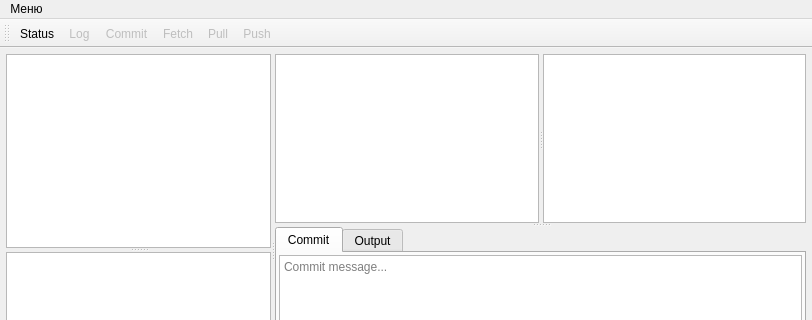
Before: the Qt Designer form mainwindow.ui in CJayM/GitKeeper, drawn with Qt 5; both pictures show x 0 to 812 and y 0 to 320 of the 812 by 470 pixel window.
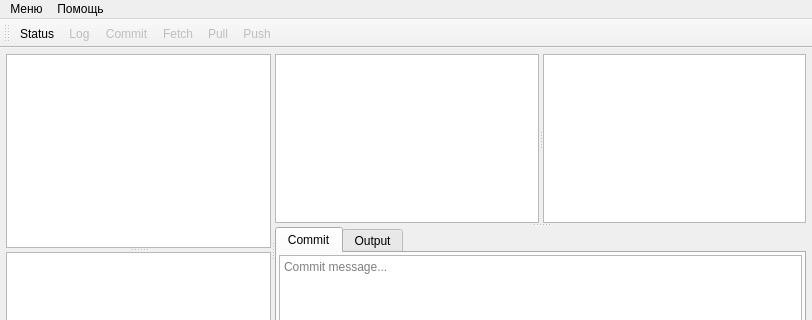
After: the same form once the commit is applied.

The edit to the form file:
```diff
--- a/mainwindow.ui
+++ b/mainwindow.ui
@@ -307,7 +307,14 @@
     <addaction name="actionOpenSettings"/>
     <addaction name="action_4"/>
    </widget>
+   <widget class="QMenu" name="menu_2">
+    <property name="title">
+     <string>Помощь</string>
+    </property>
+    <addaction name="aboutAction"/>
+   </widget>
    <addaction name="menu"/>
+   <addaction name="menu_2"/>
   </widget>
   <widget class="QStatusBar" name="statusbar"/>
   <widget class="QToolBar" name="toolBar">
```
Left out of the diff: 5 changed lines with no effect on the pictures.
